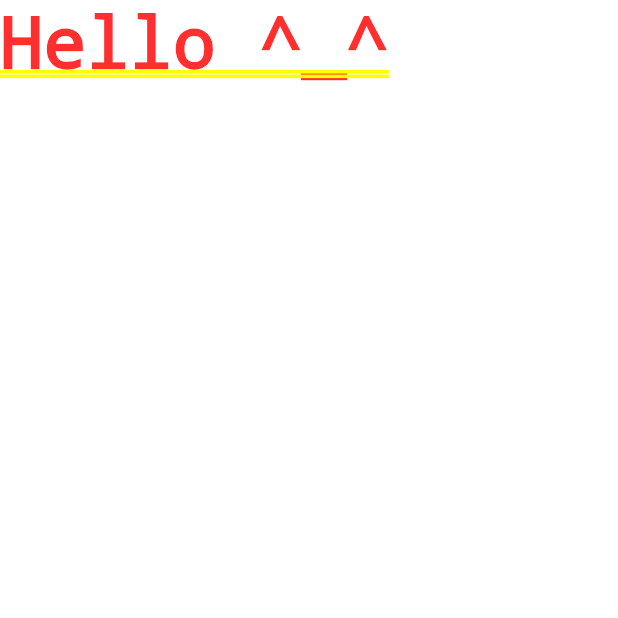
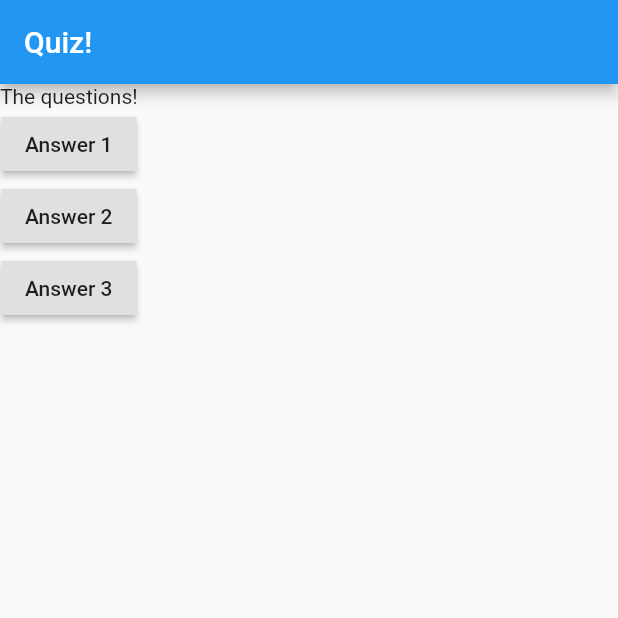
Before and after one commit to taraBarghian/myLearnings, a Flutter app: the screen it shows after launch, on a phone screen of 412 x 824 dp, the top half of it. Run offline on Flutter 3.47's test engine with Material 2 defaults, Android fonts, the phone set to English and light mode, and no system bars.

Commit message:
playing with flutter

```diff
--- a/Flutter/basics/flutter_basics/lib/main.dart
+++ b/Flutter/basics/flutter_basics/lib/main.dart
@@ -9,8 +9,36 @@ void main() => runApp(MyApp());
 class MyApp extends StatelessWidget {
   @override
   Widget build(BuildContext context) {
+    var questions = ['what\'s your fav color?', 'what\'s your fav animal?'];
+
     return MaterialApp(
-      home: Text('Hello ^_^'),
-    );
+        home: Scaffold(
+            appBar: AppBar(
+              title: Text('Quiz!'),
+            ),
+            body: Column(
+              children: [
+                Text('The questions!'),
+                RaisedButton(
+                    child: Text('Answer 1'),
+                    onPressed: () {
+                      print('Answer 1 chosen');
+                    }),
+                RaisedButton(
+                  child: Text('Answer 2'),
+                  onPressed: () => print('Answer 2 chosen'),
+                ),
+                RaisedButton(
+                  child: Text('Answer 3'),
+                  onPressed: answerQestion,
+                ),
+              ],
+            )));
   }
+
+  void answerQestion() {
+    print('Answer 3 chosen');
+  }
+  // ctrl + space -> auto complete
+
 }
```
